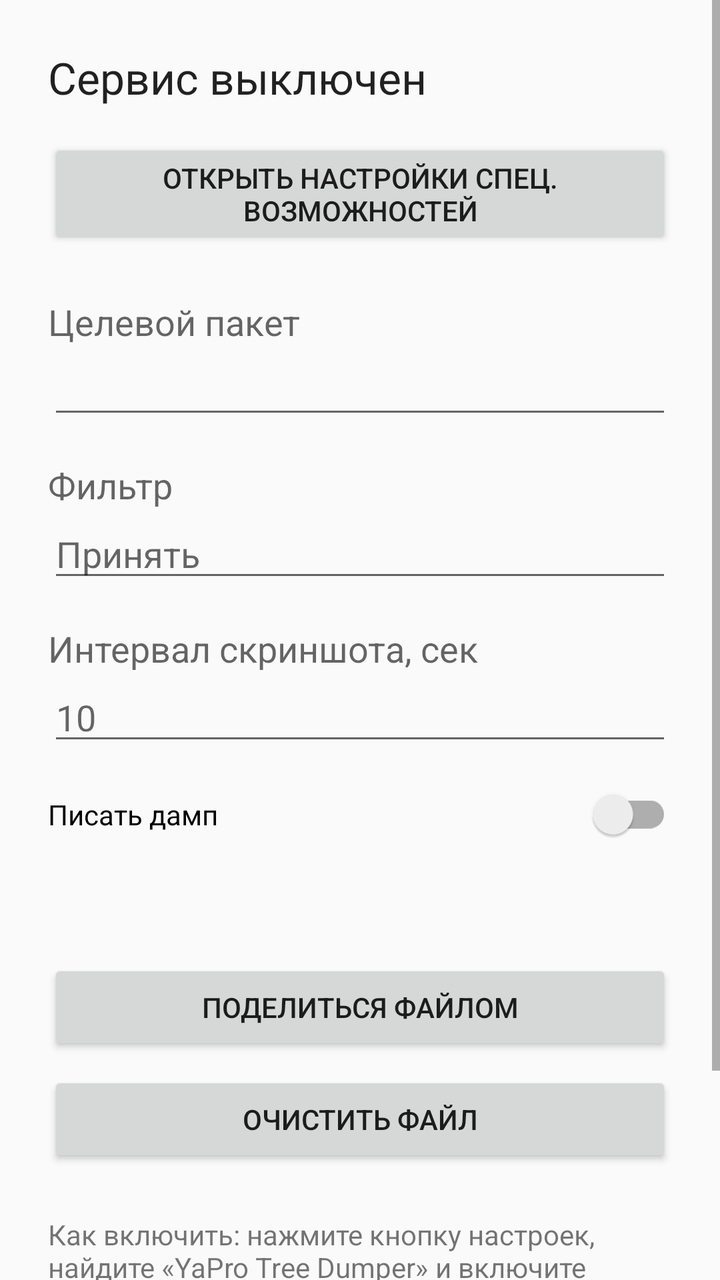
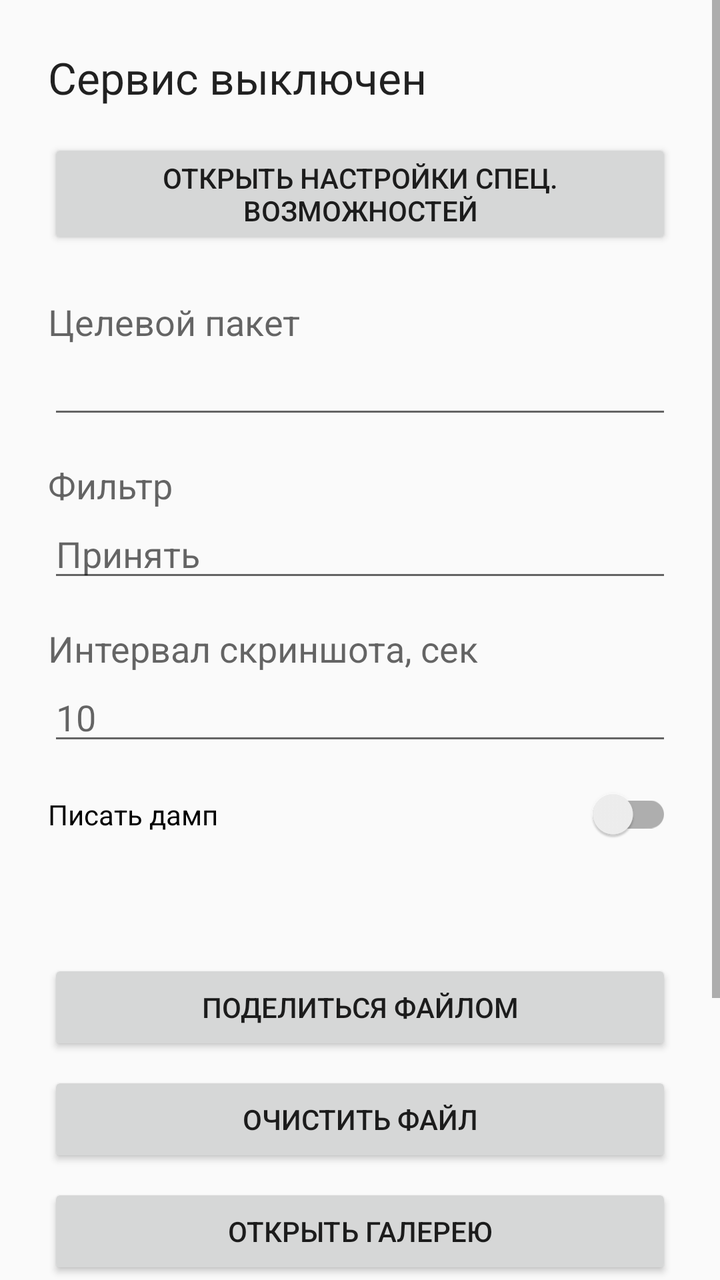

Two renders of the same Android screen: before a commit and after it. Below are the layout's source before the change and the commit's diff.
<!-- AndroidManifest.xml: application theme Theme.TreeDumper -->
<!-- res/layout/activity_main.xml -->
<?xml version="1.0" encoding="utf-8"?>
<ScrollView xmlns:android="http://schemas.android.com/apk/res/android"
    android:layout_width="match_parent"
    android:layout_height="match_parent"
    android:fillViewport="true">

    <LinearLayout
        android:layout_width="match_parent"
        android:layout_height="wrap_content"
        android:orientation="vertical"
        android:padding="24dp">

        <TextView
            android:id="@+id/statusText"
            android:layout_width="match_parent"
            android:layout_height="wrap_content"
            android:text="@string/service_disabled"
            android:textAppearance="@style/TextAppearance.AppCompat.Large" />

        <Button
            android:id="@+id/openSettingsButton"
            android:layout_width="match_parent"
            android:layout_height="wrap_content"
            android:layout_marginTop="16dp"
            android:text="@string/open_settings" />

        <TextView
            android:layout_width="match_parent"
            android:layout_height="wrap_content"
            android:layout_marginTop="24dp"
            android:text="@string/target_package_label"
            android:textAppearance="@style/TextAppearance.AppCompat.Medium" />

        <EditText
            android:id="@+id/targetPackageEdit"
            android:layout_width="match_parent"
            android:layout_height="wrap_content"
            android:imeOptions="actionDone"
            android:inputType="text"
            android:singleLine="true" />

        <TextView
            android:layout_width="match_parent"
            android:layout_height="wrap_content"
            android:layout_marginTop="16dp"
            android:text="@string/filter_label"
            android:textAppearance="@style/TextAppearance.AppCompat.Medium" />

        <EditText
            android:id="@+id/filterEdit"
            android:layout_width="match_parent"
            android:layout_height="wrap_content"
            android:hint="@string/filter_hint"
            android:imeOptions="actionDone"
            android:inputType="text"
            android:singleLine="true" />

        <TextView
            android:layout_width="match_parent"
            android:layout_height="wrap_content"
            android:layout_marginTop="16dp"
            android:text="@string/screenshot_interval_label"
            android:textAppearance="@style/TextAppearance.AppCompat.Medium" />

        <EditText
            android:id="@+id/screenshotIntervalEdit"
            android:layout_width="match_parent"
            android:layout_height="wrap_content"
            android:hint="@string/screenshot_interval_hint"
            android:imeOptions="actionDone"
            android:inputType="number"
            android:singleLine="true" />

        <androidx.appcompat.widget.SwitchCompat
            android:id="@+id/dumpSwitch"
            android:layout_width="match_parent"
            android:layout_height="wrap_content"
            android:layout_marginTop="16dp"
            android:text="@string/dump_enabled" />

        <TextView
            android:id="@+id/fileInfoText"
            android:layout_width="match_parent"
            android:layout_height="wrap_content"
            android:layout_marginTop="24dp"
            android:textAppearance="@style/TextAppearance.AppCompat.Small" />

        <Button
            android:id="@+id/shareButton"
            android:layout_width="match_parent"
            android:layout_height="wrap_content"
            android:layout_marginTop="16dp"
            android:text="@string/share" />

        <Button
            android:id="@+id/clearButton"
            android:layout_width="match_parent"
            android:layout_height="wrap_content"
            android:layout_marginTop="8dp"
            android:text="@string/clear" />

        <TextView
            android:id="@+id/hintText"
            android:layout_width="match_parent"
            android:layout_height="wrap_content"
            android:layout_marginTop="24dp"
            android:text="@string/hint"
            android:textAppearance="@style/TextAppearance.AppCompat.Small" />

    </LinearLayout>

</ScrollView>
<!-- resources referenced by this layout -->
<resources>
  <string name="clear">Очистить файл</string>
  <string name="dump_enabled">Писать дамп</string>
  <string name="filter_hint">Принять</string>
  <string name="filter_label">Фильтр</string>
  <string name="hint">Как включить: нажмите кнопку настроек, найдите «YaPro Tree Dumper» и включите сервис, затем включите переключатель «Писать дамп» и откройте Яндекс Про.\nКак забрать файл: adb pull /sdcard/Android/data/com.example.treedumper/files/tree_dump.txt &lt;папка&gt; или кнопка «Поделиться файлом».</string>
  <string name="open_settings">Открыть настройки спец. возможностей</string>
  <string name="screenshot_interval_hint">10</string>
  <string name="screenshot_interval_label">Интервал скриншота, сек</string>
  <string name="service_disabled">Сервис выключен</string>
  <string name="share">Поделиться файлом</string>
  <string name="target_package_label">Целевой пакет</string>
  <style name="Theme.TreeDumper" parent="Theme.AppCompat.DayNight.NoActionBar" />
</resources>

<!-- the commit's change to res/layout/activity_main.xml (unified diff, before → after) -->
@@ -99,6 +99,13 @@
             android:layout_marginTop="8dp"
             android:text="@string/clear" />
 
+        <Button
+            android:id="@+id/galleryButton"
+            android:layout_width="match_parent"
+            android:layout_height="wrap_content"
+            android:layout_marginTop="8dp"
+            android:text="@string/open_gallery" />
+
         <TextView
             android:id="@+id/hintText"
             android:layout_width="match_parent"
<!-- resource entries referenced after the edit -->
@@ -5,6 +5,7 @@
   <string name="filter_hint">Принять</string>
   <string name="filter_label">Фильтр</string>
   <string name="hint">Как включить: нажмите кнопку настроек, найдите «YaPro Tree Dumper» и включите сервис, затем включите переключатель «Писать дамп» и откройте Яндекс Про.\nКак забрать файл: adb pull /sdcard/Android/data/com.example.treedumper/files/tree_dump.txt &lt;папка&gt; или кнопка «Поделиться файлом».</string>
+  <string name="open_gallery">Открыть галерею</string>
   <string name="open_settings">Открыть настройки спец. возможностей</string>
   <string name="screenshot_interval_hint">10</string>
   <string name="screenshot_interval_label">Интервал скриншота, сек</string>
